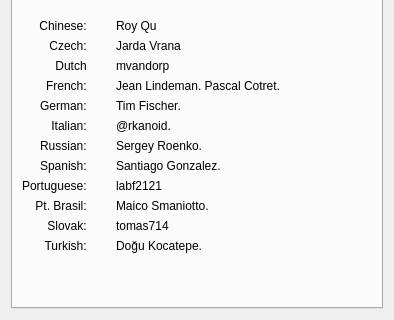
Above: src/gui/dialogs/about.ui from LauraKami/SimuliDE-1 before the change; both pictures show x 0 to 394 and y 280 to 600 of the 394 by 600 pixel window. Below: the same form after it.
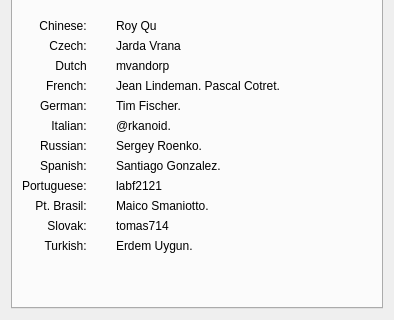
That is the form after the change. Icons and pictures are not drawn.

Commit message: Update Turkish translator name.

Diff of the .ui file:
```diff
--- a/src/gui/dialogs/about.ui
+++ b/src/gui/dialogs/about.ui
@@ -649,7 +649,7 @@
             </sizepolicy>
            </property>
            <property name="text">
-            <string>Doğu Kocatepe.</string>
+            <string>Erdem Uygun.</string>
            </property>
           </widget>
          </item>
```
